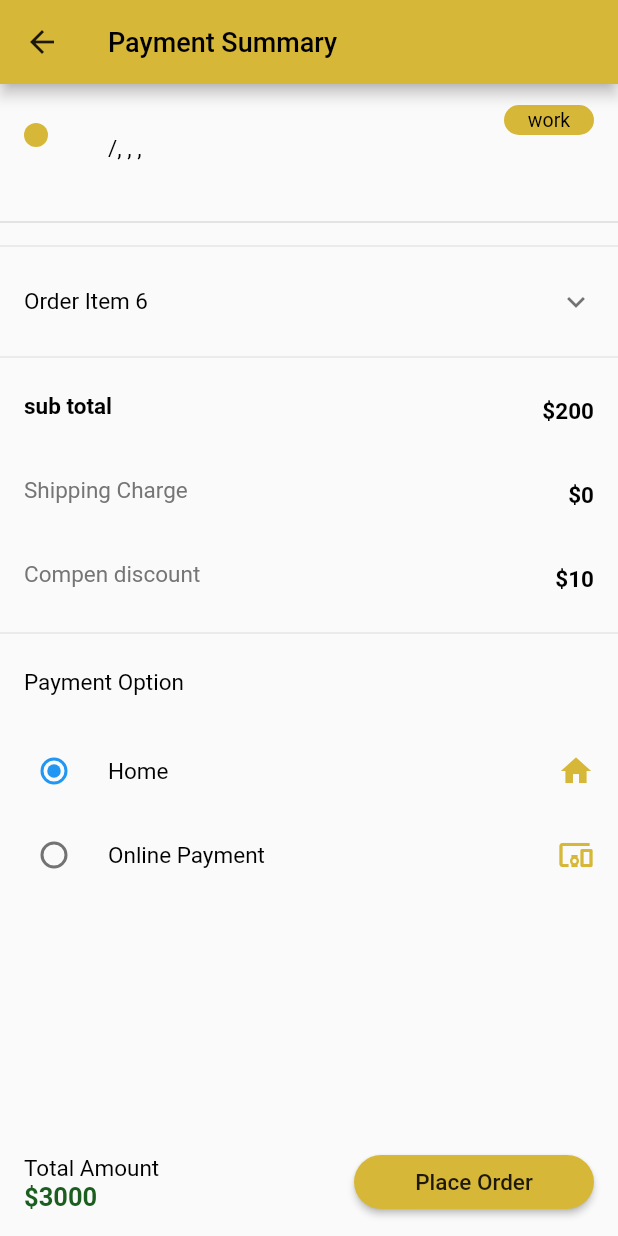
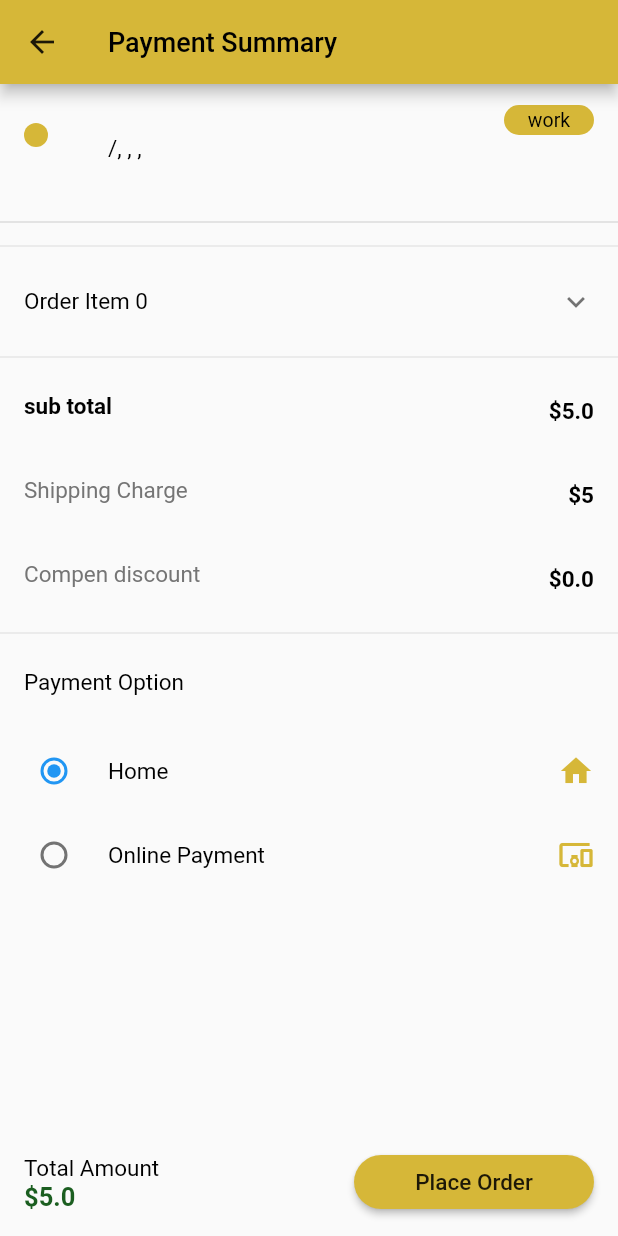
Before and after one commit to RRKawchar/grocery-app, a Flutter app: the PaymentSummary screen opened directly with empty values, on a phone screen of 412 x 824 dp. Run offline on Flutter 3.47's test engine with Material 2 defaults, Android fonts, the phone set to English and light mode, and no system bars; our stand-ins replace cached_network_image, cloud_firestore, firebase_auth, firebase_core, flutter_signin_button, fluttertoast and 3 more; accounts and stored records are empty.

Commit message:
complete project

```diff
--- a/lib/main.dart
+++ b/lib/main.dart
@@ -45,7 +45,7 @@ class MyApp extends StatelessWidget {
         theme: ThemeData(
           primaryColor: primaryColor,
         ),
-        home: HomeScreen(),
+        home: SignInScreen(),
       ),
     );
   }
--- a/lib/screen/check_out/payment_summary/payment_summary.dart
+++ b/lib/screen/check_out/payment_summary/payment_summary.dart
@@ -1,95 +1,152 @@
 import 'package:flutter/material.dart';
 import 'package:grocery_app/models/delivery_address_model.dart';
+import 'package:grocery_app/providers/cart_provider.dart';
+import 'package:grocery_app/providers/check_out_provider.dart';
 import 'package:grocery_app/screen/check_out/delevery_details/single_delivery_items.dart';
+import 'package:grocery_app/screen/check_out/payment_summary/my_google_pay.dart';
 import 'package:grocery_app/screen/check_out/payment_summary/order_item.dart';
 import 'package:grocery_app/utility/constants.dart';
 import 'package:grocery_app/widget/textWidget.dart';
+import 'package:provider/provider.dart';
+
 class PaymentSummary extends StatefulWidget {
-
   final DeliveryAddressModel deliveryAddressList;
-  const PaymentSummary({Key? key,required this.deliveryAddressList}) : super(key: key);
+  const PaymentSummary({Key? key, required this.deliveryAddressList})
+      : super(key: key);
 
   @override
   State<PaymentSummary> createState() => _PaymentSummaryState();
 }
-enum AddressType { home, onlinePayment}
+
+enum AddressType { home, onlinePayment }
+
 class _PaymentSummaryState extends State<PaymentSummary> {
-
   var myType = AddressType.home;
 
   @override
   Widget build(BuildContext context) {
+    CartProvider cartProvider = Provider.of<CartProvider>(context);
+    cartProvider.getCartData();
+
+    double discount = 10;
+    double shippingCharge = 3.7;
+
+    double totalPrice = cartProvider.getTotalPrice();
+    double discountValue = (totalPrice * discount) / 100;
+    double total = totalPrice - discountValue;
+    if (totalPrice > 300) {
+      discountValue = (totalPrice * discount) / 100;
+      total = totalPrice - discountValue;
+      print(total);
+    }
+
     return Scaffold(
       appBar: AppBar(
-        iconTheme: const IconThemeData(
-          color: textColor
+        iconTheme: const IconThemeData(color: textColor),
+        backgroundColor: primaryColor,
+        title: TextWidget(
+          text: "Payment Summary",
+          size: 18,
         ),
-        backgroundColor: primaryColor,
-        title: TextWidget(text: "Payment Summary",size: 18,),
       ),
       bottomNavigationBar: ListTile(
         title: TextWidget(text: 'Total Amount'),
-        subtitle: TextWidget(text: '\$3000',color: Colors.green[900],fontWeight: FontWeight.bold,size: 17,),
+        subtitle: TextWidget(
+          text: '\$${total + 5 ?? totalPrice}',
+          color: Colors.green[900],
+          fontWeight: FontWeight.bold,
+          size: 17,
+        ),
         trailing: Container(
           width: 160,
           child: MaterialButton(
-            onPressed: (){},
-            color:primaryColor ,
-            shape: RoundedRectangleBorder(
-              borderRadius: BorderRadius.circular(30)
+            onPressed: () {
+              // myType == AddressType.onlinePayment
+              //     ? Navigator.push(context,
+              //         MaterialPageRoute(builder: (context) =>const MyGooglePay()))
+              //     : Container();
+            },
+            color: primaryColor,
+            shape:
+                RoundedRectangleBorder(borderRadius: BorderRadius.circular(30)),
+            child: TextWidget(
+              text: 'Place Order',
+              color: textColor,
             ),
-            child: TextWidget(text: 'Place Order',color: textColor,),
           ),
-
         ),
       ),
       body: Padding(
           padding: const EdgeInsets.only(top: 10),
-        child:ListView.builder(
+          child: ListView.builder(
               itemCount: 1,
-            itemBuilder: (context,index){
+              itemBuilder: (context, index) {
                 return Column(
                   children: [
                     SingleDeliveryItems(
-            address: "${widget.deliveryAddressList.cityName}/${widget.deliveryAddressList.cityName}, ${widget.deliveryAddressList.roadNo}, ${widget.deliveryAddressList.houseNo}, ${widget.deliveryAddressList.pinCode}",
-              title: "${widget.deliveryAddressList.firstName} ${widget.deliveryAddressList.lastName}",
-              addressType: widget.deliveryAddressList.addressType=="AddressType.other"?"Other" :widget.deliveryAddressList.addressType=="AddressType.home"?'Home':'work',
+                      address:
+                          "${widget.deliveryAddressList.cityName}/${widget.deliveryAddressList.cityName}, ${widget.deliveryAddressList.roadNo}, ${widget.deliveryAddressList.houseNo}, ${widget.deliveryAddressList.pinCode}",
+                      title:
+                          "${widget.deliveryAddressList.firstName} ${widget.deliveryAddressList.lastName}",
+                      addressType: widget.deliveryAddressList.addressType ==
+                              "AddressType.other"
+                          ? "Other"
+                          : widget.deliveryAddressList.addressType ==
+                                  "AddressType.home"
+                              ? 'Home'
+                              : 'work',
                       number: widget.deliveryAddressList.mobile,
                     ),
                     const Divider(),
                     ExpansionTile(
-                    title:TextWidget(text: "Order Item 6",),
-                    children: const [
-                      OrderItem(),
-                      OrderItem(),
-                      OrderItem(),
-                      OrderItem(),
-                      OrderItem(),
-                      OrderItem(),
-                    ],
+                        title: TextWidget(
+                          text:
+                              "Order Item ${cartProvider.getCartDataList.length}",
+                        ),
+                        children: cartProvider.getCartDataList.map((e) {
+                          return OrderItem(
+                            e: e,
+                          );
+                        }).toList()),
+                    const Divider(),
+                    ListTile(
+                      minVerticalPadding: 5,
+                      leading: TextWidget(
+                        text: "sub total",
+                        fontWeight: FontWeight.bold,
+                      ),
+                      trailing: TextWidget(
+                        text: "\$${totalPrice + 5}",
+                        fontWeight: FontWeight.bold,
+                      ),
+                    ),
+                    ListTile(
+                      minVerticalPadding: 5,
+                      leading: TextWidget(
+                        text: "Shipping Charge",
+                        color: Colors.grey[600],
+                      ),
+                      trailing: TextWidget(
+                        text: "\$5",
+                        fontWeight: FontWeight.bold,
+                      ),
+                    ),
+                    ListTile(
+                      minVerticalPadding: 5,
+                      leading: TextWidget(
+                        text: "Compen discount",
+                        color: Colors.grey[600],
+                      ),
+                      trailing: TextWidget(
+                        text: "\$$discountValue",
+                        fontWeight: FontWeight.bold,
+                      ),
                     ),
                     const Divider(),
                     ListTile(
-                  minVerticalPadding: 5,
-                  leading:TextWidget(text: "sub total",fontWeight: FontWeight.bold,) ,
-                  trailing: TextWidget(text: "\$200",fontWeight: FontWeight.bold,),
-
+                      leading: TextWidget(
+                        text: "Payment Option",
                       ),
-                ListTile(
-                  minVerticalPadding: 5,
-                  leading:TextWidget(text: "Shipping Charge",color: Colors.grey[600],) ,
-                  trailing: TextWidget(text: "\$0",fontWeight: FontWeight.bold,),
-
-                ),
-                ListTile(
-                  minVerticalPadding: 5,
-                  leading:TextWidget(text: "Compen discount",color: Colors.grey[600],) ,
-                  trailing: TextWidget(text: "\$10",fontWeight: FontWeight.bold,),
-
-                ),
-                const Divider(),
-                ListTile(
-                  leading: TextWidget(text: "Payment Option",),
                     ),
                     RadioListTile(
                       value: AddressType.home,
@@ -125,9 +182,7 @@ class _PaymentSummaryState extends State<PaymentSummary> {
                     ),
                   ],
                 );
-            }
-        )
-      ),
+              })),
     );
   }
 }
--- a/pubspec.yaml
+++ b/pubspec.yaml
@@ -45,6 +45,7 @@ dependencies:
   fluttertoast: ^8.2.1
   location: ^4.4.0
   google_maps_flutter: ^2.2.5
+  # pay: ^1.1.0
 
 dev_dependencies:
   flutter_test:
```
Also changed, not shown: assets/sample_payment_configuration.json (added, +35 -0 lines), lib/screen/check_out/payment_summary/my_google_pay.dart (added, +39 -0 lines), lib/screen/check_out/payment_summary/order_item.dart (+8 -6 lines). Lines whose indentation alone changed are shown as unchanged.
